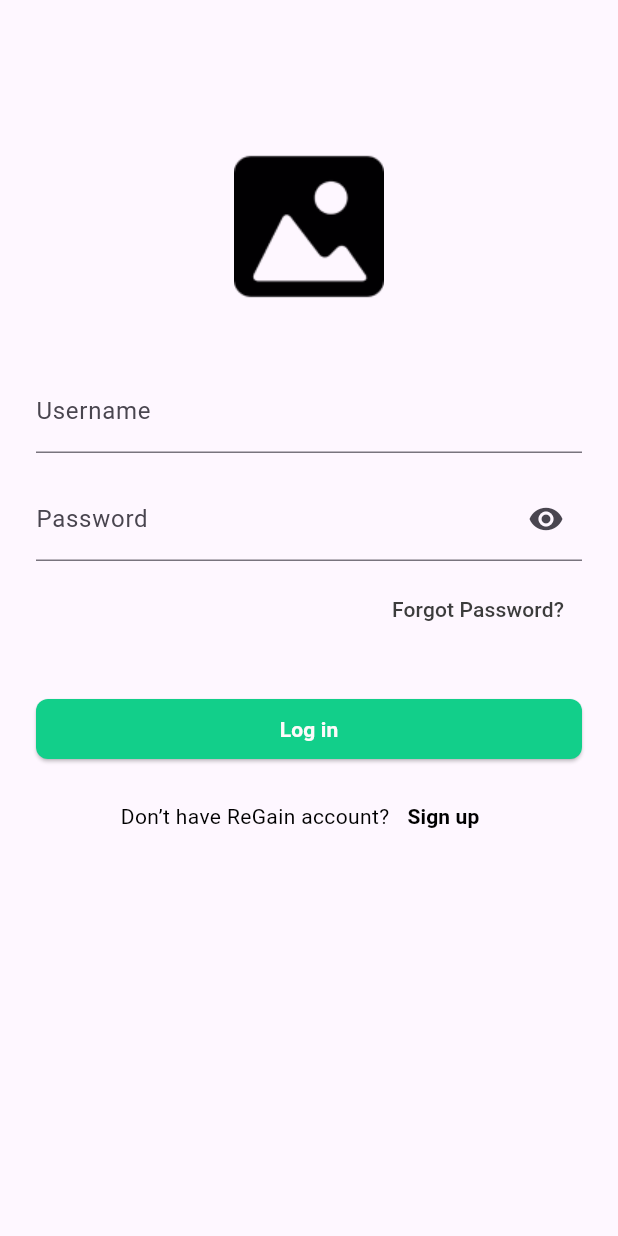
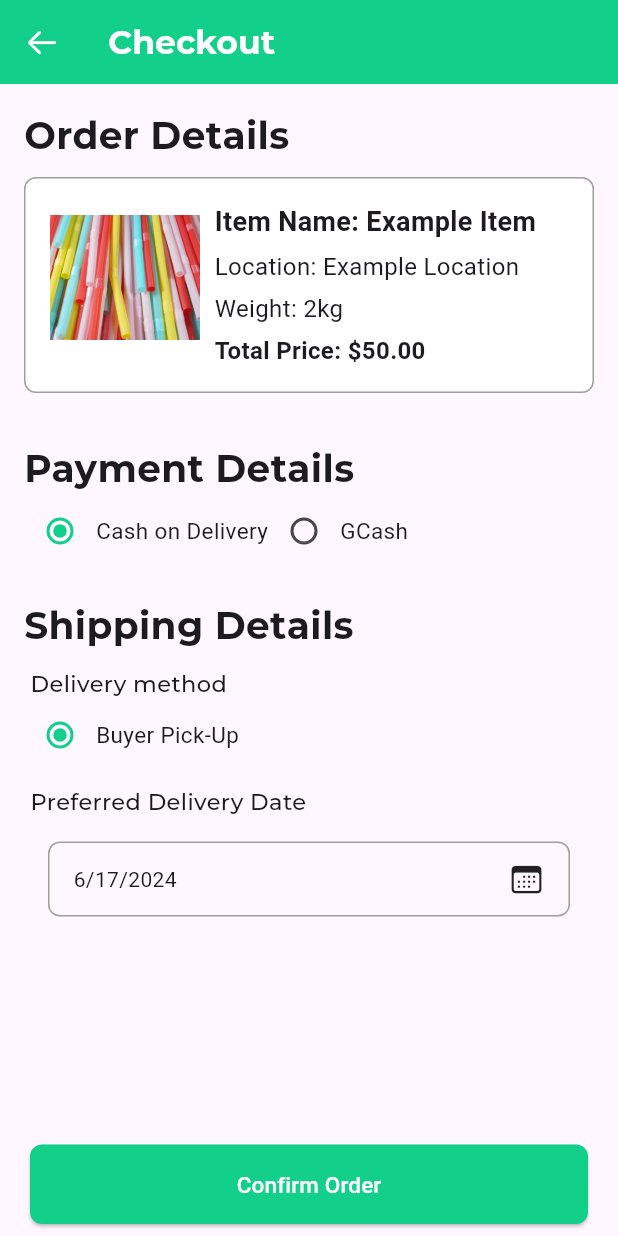
Before and after one commit to simonvque/ISPROJ2REGAIN_MOBILE, a Flutter app: the screen it shows after launch, on a phone screen of 412 x 824 dp. Run offline on Flutter 3.47's test engine with Material 3 defaults, Android fonts, the phone set to English and light mode, and no system bars; our stand-ins replace carousel_slider, flutter_markdown, get, get_storage, iconsax_flutter, smooth_page_indicator; missing offline and left inert: mysql1; Roboto replaces fonts that are missing (Montserrat-ExtraBold, Montserrat-Regular); project files that could hold a hidden picture were left out.

Commit message:
checkout v1

```diff
--- /dev/null
+++ b/lib/features/screens/offer/checkout.dart
@@ -0,0 +1,323 @@
+import 'package:flutter/cupertino.dart';
+import 'package:flutter/material.dart';
+import 'package:flutter/widgets.dart';
+
+class Checkout extends StatefulWidget {
+  const Checkout({super.key});
+
+  @override
+  State<Checkout> createState() => _CheckoutState();
+}
+
+class _CheckoutState extends State<Checkout> {
+  String? _paymentMethod = 'cash_on_delivery';
+  String? _deliveryMethod = 'buyer_pick_up';
+  DateTime _selectedDateTime = DateTime.now();
+
+  Widget build(BuildContext context) {
+    return MaterialApp(
+      home: Scaffold(
+        appBar: AppBar(
+          leading: IconButton(
+            icon: const Icon(CupertinoIcons.arrow_left, color: Colors.white),
+            onPressed: () {},
+          ),
+          title: const Text(
+            'Checkout',
+            style: TextStyle(
+              color: Colors.white,
+              fontFamily: 'Montserrat-Bold',
+            ),
+          ),
+        ),
+        body: SingleChildScrollView(
+          child: Column(
+            children: [
+              //ORDER DETAILS
+              Container(
+                alignment: Alignment.topLeft,
+                padding: const EdgeInsets.all(16.0),
+                child: Column(
+                  crossAxisAlignment: CrossAxisAlignment.start,
+                  children: [
+                    const Text(
+                      'Order Details',
+                      style: TextStyle(
+                        fontSize: 25,
+                        fontFamily: 'Montserrat-Bold',
+                      ),
+                    ),
+                    const SizedBox(height: 10),
+                    Container(
+                      padding: const EdgeInsets.all(16.0),
+                      decoration: BoxDecoration(
+                        border: Border.all(color: Colors.grey),
+                        borderRadius: BorderRadius.circular(8.0),
+                        color: Colors.white,
+                      ),
+                      child: Row(
+                        crossAxisAlignment: CrossAxisAlignment.start,
+                        children: [
+                          Image.asset(
+                            'assets/images/homepage/plastic.png', // Replace with your image asset
+                            width: 100,
+                            height: 100,
+                          ),
+                          const SizedBox(width: 10),
+                          const Expanded(
+                            child: Column(
+                              crossAxisAlignment: CrossAxisAlignment.start,
+                              children: [
+                                Text(
+                                  'Item Name: Example Item',
+                                  style: TextStyle(
+                                      fontSize: 18,
+                                      fontWeight: FontWeight.bold),
+                                ),
+                                SizedBox(height: 5),
+                                Text(
+                                  'Location: Example Location',
+                                  style: TextStyle(fontSize: 16),
+                                ),
+                                SizedBox(height: 5),
+                                Text(
+                                  'Weight: 2kg',
+                                  style: TextStyle(fontSize: 16),
+                                ),
+                                SizedBox(height: 5),
+                                Text(
+                                  'Total Price: \$50.00',
+                                  style: TextStyle(
+                                      fontSize: 16,
+                                      fontWeight: FontWeight.bold),
+                                ),
+                              ],
+                            ),
+                          ),
+                        ],
+                      ),
+                    ),
+                  ],
+                ),
+              ),
+              //PAYEMENT DETAILS
+              Container(
+                child: Padding(
+                  padding: const EdgeInsets.fromLTRB(16.0, 16.0, 16.0, 5.0),
+                  child: Column(
+                    crossAxisAlignment: CrossAxisAlignment.start,
+                    children: [
+                      const Text(
+                        'Payment Details',
+                        textAlign: TextAlign.left,
+                        style: TextStyle(
+                          fontSize: 25,
+                          fontFamily: 'Montserrat-Bold',
+                        ),
+                      ),
+                      Row(
+                        children: [
+                          Radio(
+                            value: 'cash_on_delivery',
+                            groupValue: _paymentMethod,
+                            activeColor: Color(0xFF12CF8A),
+                            onChanged: (value) {
+                              setState(() {
+                                _paymentMethod = value.toString();
+                              });
+                            },
+                          ),
+                          const Text(
+                            'Cash on Delivery',
+                            style: TextStyle(
+                              fontSize: 15,
+                              fontFamily: 'Montserrat-Regular',
+                            ),
+                          ),
+                          Radio(
+                            value: 'gcash',
+                            groupValue: _paymentMethod,
+                            activeColor: Color(0xFF12CF8A),
+                            onChanged: (value) {
+                              setState(() {
+                                _paymentMethod = value.toString();
+                              });
+                            },
+                          ),
+                          const Text(
+                            'GCash',
+                            style: TextStyle(
+                              fontSize: 15,
+                              fontFamily: 'Montserrat-Regular',
+                            ),
+                          ),
+                        ],
+                      ),
+                    ],
+                  ),
+                ),
+              ),
+              //SHIPPING DETAILS
+              Container(
+                alignment: Alignment.topLeft,
+                child: Padding(
+                  padding: const EdgeInsets.all(16.0),
+                  child: Column(
+                    crossAxisAlignment: CrossAxisAlignment.start,
+                    children: [
+                      const Text(
+                        'Shipping Details',
+                        textAlign: TextAlign.left,
+                        style: TextStyle(
+                          fontSize: 25,
+                          fontFamily: 'Montserrat-Bold',
+                        ),
+                      ),
+                      SizedBox(height: 10),
+                      const Text(
+                        ' Delivery method',
+                        textAlign: TextAlign.left,
+                        style: TextStyle(
+                          fontSize: 15,
+                          fontFamily: 'Montserrat-Medium',
+                        ),
+                      ),
+                      Row(
+                        children: [
+                          Radio(
+                            value: 'buyer_pick_up',
+                            groupValue: _deliveryMethod,
+                            activeColor: Color(0xFF12CF8A),
+                            onChanged: (value) {
+                              setState(() {
+                                _deliveryMethod = value.toString();
+                              });
+                            },
+                          ),
+                          const Text(
+                            'Buyer Pick-Up',
+                            style: TextStyle(
+                              fontSize: 15,
+                              fontFamily: 'Montserrat-Regular',
+                            ),
+                          ),
+                        ],
+                      ),
+                      SizedBox(height: 10),
+                      const Text(
+                        ' Preferred Delivery Date',
+                        textAlign: TextAlign.left,
+                        style: TextStyle(
+                          fontSize: 15,
+                          fontFamily: 'Montserrat-Medium',
+                        ),
+                      ),
+                      GestureDetector(
+                        onTap: _showDatePicker,
+                        child: Container(
+                          padding: const EdgeInsets.symmetric(
+                              horizontal: 16.0, vertical: 12.0),
+                          margin: const EdgeInsets.all(16.0),
+                          decoration: BoxDecoration(
+                            border: Border.all(color: Colors.grey),
+                            borderRadius: BorderRadius.circular(8.0),
+                          ),
+                          child: Row(
+                            mainAxisAlignment: MainAxisAlignment.spaceBetween,
+                            children: [
+                              Text(
+                                '${_selectedDateTime.month}/${_selectedDateTime.day}/${_selectedDateTime.year}',
+                                style: TextStyle(
+                                  fontFamily: 'Montserrat-Regular',
+                                ),
+                              ),
+                              const Icon(CupertinoIcons.calendar),
+                            ],
+                          ),
+                        ),
+                      )
+                    ],
+                  ),
+                ),
+              ),
+              SizedBox(height: 120),
+              //CONFIRM BUTTON
+              Container(
+                width: double.infinity,
+                child: Padding(
+                  padding: const EdgeInsets.symmetric(horizontal: 20.0),
+                  child: ElevatedButton(
+                    onPressed: () {
+                      // Add your confirmation logic here
+                    },
+                    style: ElevatedButton.styleFrom(
+                      foregroundColor: Colors.white,
+                      backgroundColor: Color(0xFF12CF8A),
+                      shape: RoundedRectangleBorder(
+                        borderRadius: BorderRadius.circular(8.0),
+                      ),
+                      minimumSize: Size(double.infinity, 50),
+                    ),
+                    child: const Padding(
+                      padding: EdgeInsets.all(16.0),
+                      child: Text(
+                        'Confirm Order',
+                        style: TextStyle(
+                            fontSize: 15, fontFamily: 'Montserrat-ExtraBold'),
+                      ),
+                    ),
+                  ),
+                ),
+              ),
+            ],
+          ),
+        ),
+      ),
+      theme: ThemeData(
+        visualDensity: VisualDensity.adaptivePlatformDensity,
+        appBarTheme: AppBarTheme(color: Color(0xFF12CF8A)),
+      ),
+      debugShowCheckedModeBanner: false,
+    );
+  }
+
+  //CUPERTINO DATE PICKER
+  Future<void> _showDatePicker() async {
+    final selectedDate = await showCupertinoModalPopup(
+      context: context,
+      builder: (BuildContext builder) {
+        return Container(
+          color: Colors.white,
+          height: MediaQuery.of(context).copyWith().size.height / 3,
+          child: CupertinoTheme(
+            data: const CupertinoThemeData(
+              textTheme: CupertinoTextThemeData(
+                dateTimePickerTextStyle: TextStyle(
+                  fontSize: 20.0,
+                  fontFamily: 'Montserrat-Medium',
+                  color: Colors.black,
+                ),
+              ),
+            ),
+            child: CupertinoDatePicker(
+              backgroundColor: Colors.white,
+              initialDateTime: _selectedDateTime,
+              mode: CupertinoDatePickerMode.date,
+              onDateTimeChanged: (DateTime newDate) {
+                setState(() {
+                  _selectedDateTime = newDate;
+                });
+              },
+            ),
+          ),
+        );
+      },
+    );
+
+    if (selectedDate != null) {
+      setState(() {
+        _selectedDateTime = selectedDate;
+      });
+    }
+  }
+}
--- a/lib/main.dart
+++ b/lib/main.dart
@@ -1,5 +1,8 @@
 import 'package:flutter/material.dart';
+import 'package:regain_mobile/features/screens/homepage/homepage.dart';
 import 'package:regain_mobile/features/screens/login/login.dart';
+import 'package:regain_mobile/features/screens/offer/checkout.dart';
+import 'package:regain_mobile/features/screens/selectedItem/selected_item.dart';
 import 'package:regain_mobile/nav.dart';
 import 'package:regain_mobile/test.dart';
 
@@ -44,7 +47,7 @@ class MyApp extends StatelessWidget {
         appBarTheme: AppBarTheme(color: Color(0xFF12CF8A)),
       ),
       // home: HomeScreen(),
-      home: LoginScreen(),
+      home: Checkout(),
     );
   }
 }
```
